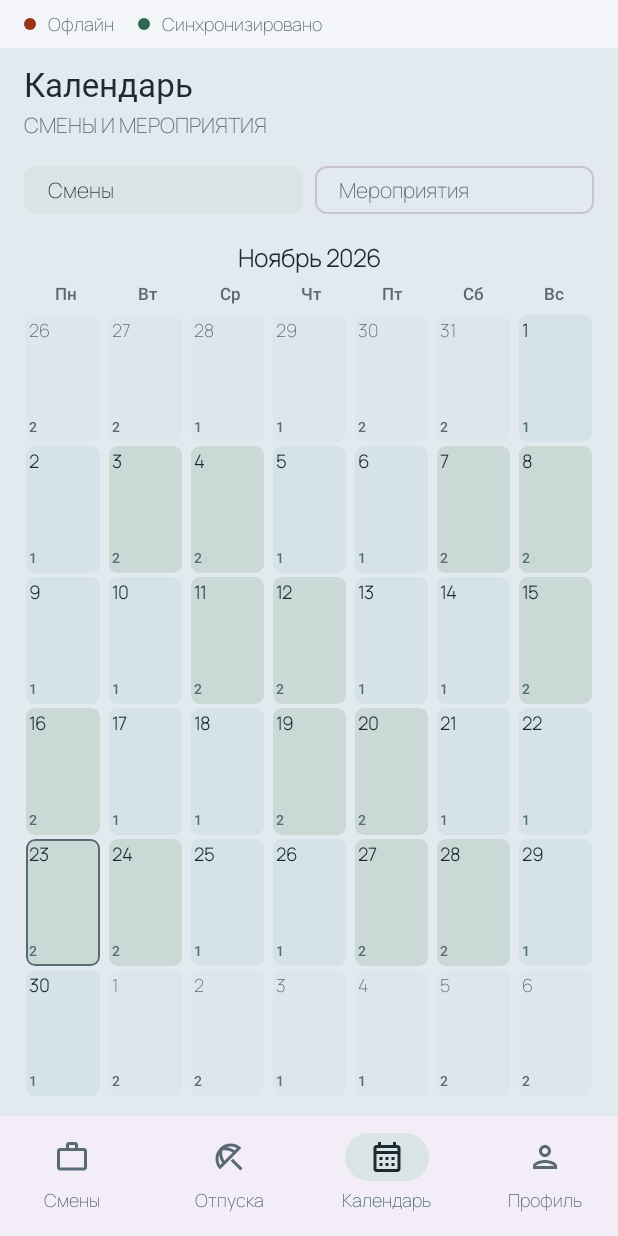
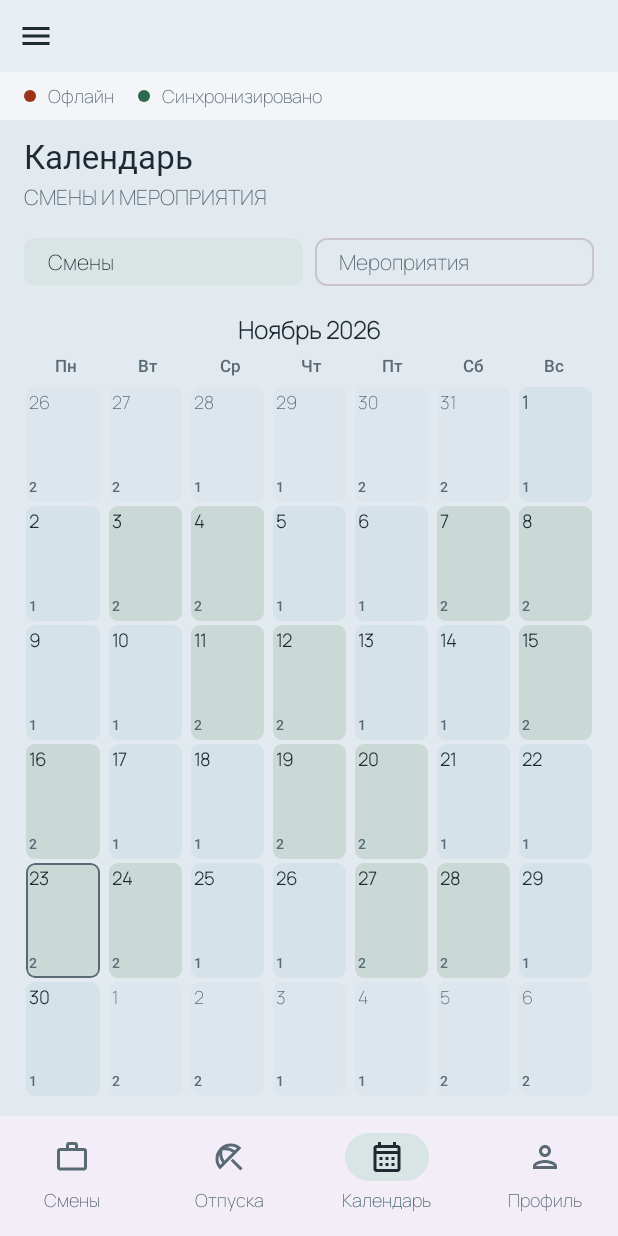
Before and after one commit to Del-fisha/shtopor-android, an Android app built with Jetpack Compose: the MainShell screen opened through its navigation route, item 3 of the bottom bar chosen, on a phone screen of 412 x 824 dp. Run offline under Robolectric (Android 15) with nearby library versions, the phone set to English and light mode, and no system bars; our stand-ins replace Room's generated code; pictures from the network do not load; Roboto replaces fonts that are not available here; 11 statements that could not run were skipped.

Commit message:
Open other employee cards to every role and add a side menu with its own bottom navigation.
Co-authored-by: Cursor <cursoragent@cursor.com>

```diff
--- a/app/build.gradle.kts
+++ b/app/build.gradle.kts
@@ -13,8 +13,8 @@ android {
         applicationId = "com.company.shtopor.vzvod"
         minSdk = 29
         targetSdk = 35
-        versionCode = 18
-        versionName = "1.2.4.5"
+        versionCode = 19
+        versionName = "1.2.4.6"
         buildConfigField("String", "DEFAULT_CORE_BASE_URL", "\"http://www.vzvod-shtopor.ru\"")
         buildConfigField("String", "DEFAULT_API_KEY", "\"\"")
     }
--- a/app/src/main/java/com/company/shtopor/vzvod/ui/MainShell.kt
+++ b/app/src/main/java/com/company/shtopor/vzvod/ui/MainShell.kt
@@ -1,39 +1,49 @@
 package com.company.shtopor.vzvod.ui
 
+import androidx.activity.compose.BackHandler
 import androidx.compose.foundation.layout.padding
+import androidx.compose.foundation.layout.width
 import androidx.compose.material.icons.Icons
+import androidx.compose.material.icons.outlined.BeachAccess
 import androidx.compose.material.icons.outlined.CalendarMonth
-import androidx.compose.material.icons.outlined.BeachAccess
+import androidx.compose.material.icons.outlined.Menu
 import androidx.compose.material.icons.outlined.Person
 import androidx.compose.material.icons.outlined.WorkOutline
+import androidx.compose.material3.DrawerValue
 import androidx.compose.material3.Icon
+import androidx.compose.material3.IconButton
+import androidx.compose.material3.ModalDrawerSheet
+import androidx.compose.material3.ModalNavigationDrawer
 import androidx.compose.material3.NavigationBar
 import androidx.compose.material3.NavigationBarItem
+import androidx.compose.material3.NavigationDrawerItem
 import androidx.compose.material3.Scaffold
 import androidx.compose.material3.Text
+import androidx.compose.material3.rememberDrawerState
 import androidx.compose.runtime.Composable
 import androidx.compose.runtime.getValue
 import androidx.compose.runtime.mutableStateOf
 import androidx.compose.runtime.remember
+import androidx.compose.runtime.rememberCoroutineScope
 import androidx.compose.runtime.setValue
 import androidx.compose.ui.Modifier
 import androidx.compose.ui.graphics.vector.ImageVector
 import androidx.compose.ui.text.style.TextOverflow
+import androidx.compose.ui.unit.dp
 import com.company.shtopor.vzvod.data.remote.dto.BotShiftItem
 import com.company.shtopor.vzvod.di.AppContainer
 import com.company.shtopor.vzvod.ui.calendar.CalendarScreen
+import com.company.shtopor.vzvod.ui.game.GameScreen
 import com.company.shtopor.vzvod.ui.home.ShiftsScreen
 import com.company.shtopor.vzvod.ui.profile.ProfileScreen
 import com.company.shtopor.vzvod.ui.vacations.VacationsScreen
+import kotlinx.coroutines.launch
 
-private enum class MainTab(
-    val label: String,
-    val icon: ImageVector
-) {
-    SHIFTS("Смены", Icons.Outlined.WorkOutline),
-    VACATIONS("Отпуска", Icons.Outlined.BeachAccess),
-    CALENDAR("Календарь", Icons.Outlined.CalendarMonth),
-    PROFILE("Профиль", Icons.Outlined.Person)
+private fun tabIcon(tabId: String): ImageVector = when (tabId) {
+    AppSections.TAB_VACATIONS -> Icons.Outlined.BeachAccess
+    AppSections.TAB_CALENDAR -> Icons.Outlined.CalendarMonth
+    AppSections.TAB_PROFILE -> Icons.Outlined.Person
+    else -> Icons.Outlined.WorkOutline
 }
 
 @Composable
@@ -47,19 +57,58 @@ fun MainShell(
     onOpenCreateEvent: () -> Unit,
     onLogout: () -> Unit
 ) {
-    var tab by remember { mutableStateOf(MainTab.SHIFTS) }
+    val drawerState = rememberDrawerState(DrawerValue.Closed)
+    val scope = rememberCoroutineScope()
+    var history by remember { mutableStateOf(ShellHistory()) }
+    val section = AppSections.byId(history.areaId)
 
+    BackHandler(enabled = !drawerState.isOpen && history.canGoBack()) {
+        history = history.back()
+    }
+    BackHandler(enabled = drawerState.isOpen) {
+        scope.launch { drawerState.close() }
+    }
+
+    ModalNavigationDrawer(
+        drawerState = drawerState,
+        drawerContent = {
+            ModalDrawerSheet(modifier = Modifier.width(220.dp)) {
+                Text(
+                    "Разделы",
+                    modifier = Modifier.padding(horizontal = 28.dp, vertical = 20.dp)
+                )
+                AppSections.all.forEach { item ->
+                    NavigationDrawerItem(
+                        label = { Text(item.title) },
+                        selected = history.areaId == item.id,
+                        onClick = {
+                            val defaultTab = item.tabs.firstOrNull()?.id
+                            history = history.openArea(item.id, defaultTab)
+                            scope.launch { drawerState.close() }
+                        },
+                        modifier = Modifier.padding(horizontal = 12.dp, vertical = 2.dp)
+                    )
+                }
+            }
+        }
+    ) {
         Scaffold(
+            topBar = {
+                IconButton(onClick = { scope.launch { drawerState.open() } }) {
+                    Icon(Icons.Outlined.Menu, contentDescription = "Меню")
+                }
+            },
             bottomBar = {
+                if (section.tabs.isNotEmpty()) {
                     NavigationBar {
-                MainTab.entries.forEach { item ->
+                        section.tabs.forEach { tab ->
                             NavigationBarItem(
-                        selected = tab == item,
-                        onClick = { tab = item },
-                        icon = { Icon(item.icon, contentDescription = item.label) },
+                                selected = history.tabId == tab.id,
+                                onClick = { history = history.selectTab(tab.id) },
+                                icon = { Icon(tabIcon(tab.id), contentDescription = tab.label) },
                                 label = {
                                     Text(
-                                item.label,
+                                        tab.label,
                                         maxLines = 1,
                                         overflow = TextOverflow.Ellipsis
                                     )
@@ -68,10 +117,30 @@ fun MainShell(
                         }
                     }
                 }
+            }
         ) { padding ->
             val contentModifier = Modifier.padding(padding)
-        when (tab) {
-            MainTab.SHIFTS -> ShiftsScreen(
+            when (section.id) {
+                AppSections.GAME -> GameScreen(contentModifier)
+                else -> when (history.tabId) {
+                    AppSections.TAB_VACATIONS -> VacationsScreen(
+                        container = container,
+                        online = online,
+                        modifier = contentModifier
+                    )
+                    AppSections.TAB_CALENDAR -> CalendarScreen(
+                        container = container,
+                        online = online,
+                        modifier = contentModifier,
+                        onOpenCreateEvent = onOpenCreateEvent
+                    )
+                    AppSections.TAB_PROFILE -> ProfileScreen(
+                        container = container,
+                        online = online,
+                        modifier = contentModifier,
+                        onLogout = onLogout
+                    )
+                    else -> ShiftsScreen(
                         container = container,
                         online = online,
                         modifier = contentModifier,
@@ -80,23 +149,8 @@ fun MainShell(
                         onOpenAdmin = onOpenAdmin,
                         onOpenCriminal = onOpenCriminal
                     )
-            MainTab.VACATIONS -> VacationsScreen(
-                container = container,
-                online = online,
-                modifier = contentModifier
-            )
-            MainTab.CALENDAR -> CalendarScreen(
-                container = container,
-                online = online,
-                modifier = contentModifier,
-                onOpenCreateEvent = onOpenCreateEvent
-            )
-            MainTab.PROFILE -> ProfileScreen(
-                container = container,
-                online = online,
-                modifier = contentModifier,
-                onLogout = onLogout
-            )
                 }
             }
         }
+    }
+}
--- /dev/null
+++ b/app/src/main/java/com/company/shtopor/vzvod/ui/ShellHistory.kt
@@ -0,0 +1,71 @@
+package com.company.shtopor.vzvod.ui
+
+/**
+ * История разделов и нижних вкладок. Системная «Назад» снимает последний экран.
+ * Новый раздел добавляется в [AppSections] и получает свой список вкладок.
+ */
+data class ShellPlace(
+    val areaId: String,
+    val tabId: String?
+)
+
+data class ShellHistory(
+    private val stack: List<ShellPlace> = listOf(
+        ShellPlace(AppSections.SERVICE, AppSections.TAB_SHIFTS)
+    )
+) {
+    val place: ShellPlace get() = stack.last()
+    val areaId: String get() = place.areaId
+    val tabId: String? get() = place.tabId
+
+    fun canGoBack(): Boolean = stack.size > 1
+
+    fun openArea(areaId: String, defaultTabId: String?): ShellHistory {
+        if (areaId == this.areaId) return this
+        return copy(stack = stack + ShellPlace(areaId, defaultTabId))
+    }
+
+    fun selectTab(tabId: String): ShellHistory {
+        if (tabId == this.tabId) return this
+        return copy(stack = stack + place.copy(tabId = tabId))
+    }
+
+    fun back(): ShellHistory {
+        if (!canGoBack()) return this
+        return copy(stack = stack.dropLast(1))
+    }
+}
+
+data class AppSection(
+    val id: String,
+    val title: String,
+    val tabs: List<SectionTab>
+)
+
+data class SectionTab(
+    val id: String,
+    val label: String
+)
+
+object AppSections {
+    const val SERVICE = "service"
+    const val GAME = "game"
+    const val TAB_SHIFTS = "shifts"
+    const val TAB_VACATIONS = "vacations"
+    const val TAB_CALENDAR = "calendar"
+    const val TAB_PROFILE = "profile"
+
+    val serviceTabs = listOf(
+        SectionTab(TAB_SHIFTS, "Смены"),
+        SectionTab(TAB_VACATIONS, "Отпуска"),
+        SectionTab(TAB_CALENDAR, "Календарь"),
+        SectionTab(TAB_PROFILE, "Профиль")
+    )
+
+    val all = listOf(
+        AppSection(SERVICE, "Служебное", serviceTabs),
+        AppSection(GAME, "Игра", emptyList())
+    )
+
+    fun byId(id: String): AppSection = all.first { it.id == id }
+}
```
Also changed, not shown: app/src/main/java/com/company/shtopor/vzvod/ui/game/GameScreen.kt (added, +45 -0 lines), app/src/main/java/com/company/shtopor/vzvod/ui/profile/ProfileScreen.kt (+9 -6 lines), app/src/main/java/com/company/shtopor/vzvod/ui/profile/StaffDirectoryScreen.kt (+13 -4 lines), 1 other file. Lines whose indentation alone changed are shown as unchanged.
